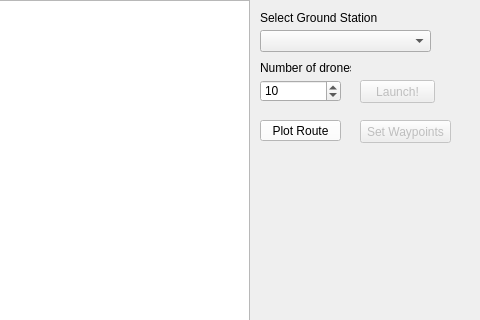
Qt form gui_pc/Qt_GUI/gui_frontend.ui (david-shmailov/Distributed_Drone_Project) before a commit; both pictures show x 460 to 940 and y 0 to 320 of the 940 by 894 pixel window.
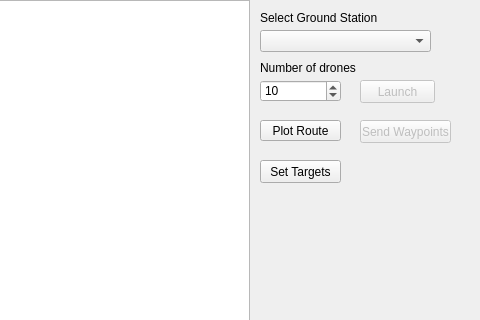
The same form after that commit. Custom widgets are drawn as their Qt base class.

Commit message: targeting works from gui

```diff
--- a/gui_pc/Qt_GUI/gui_frontend.ui
+++ b/gui_pc/Qt_GUI/gui_frontend.ui
@@ -84,7 +84,7 @@
      <rect>
       <x>720</x>
       <y>60</y>
-      <width>91</width>
+      <width>111</width>
       <height>16</height>
      </rect>
     </property>
@@ -105,7 +105,7 @@
      </rect>
     </property>
     <property name="text">
-     <string>Launch!</string>
+     <string>Launch</string>
     </property>
    </widget>
    <widget class="QPushButton" name="set_waypoints_button">
@@ -121,7 +121,7 @@
      </rect>
     </property>
     <property name="text">
-     <string>Set Waypoints</string>
+     <string>Send Waypoints</string>
     </property>
    </widget>
    <widget class="QPushButton" name="plot_button">
@@ -134,12 +134,7 @@
      </rect>
     </property>
     <property name="styleSheet">
-     <string notr="true">QPushButton {
-    background-color: white;
-}
-QPushButton:pressed {
-    background-color: green;
-}
+     <string notr="true">
 </string>
     </property>
     <property name="text">
@@ -149,6 +144,22 @@
      <bool>true</bool>
     </property>
    </widget>
+   <widget class="QPushButton" name="place_targets_button">
+    <property name="geometry">
+     <rect>
+      <x>720</x>
+      <y>160</y>
+      <width>81</width>
+      <height>23</height>
+     </rect>
+    </property>
+    <property name="text">
+     <string>Set Targets</string>
+    </property>
+    <property name="checkable">
+     <bool>true</bool>
+    </property>
+   </widget>
   </widget>
   <widget class="QMenuBar" name="menubar">
    <property name="geometry">
```
The commit also changes 2 other files.
